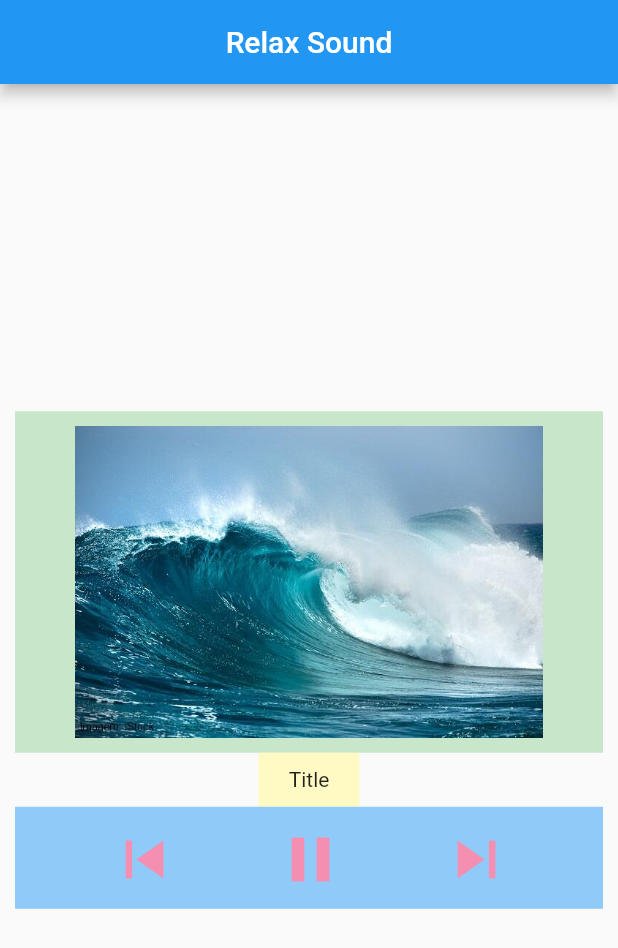
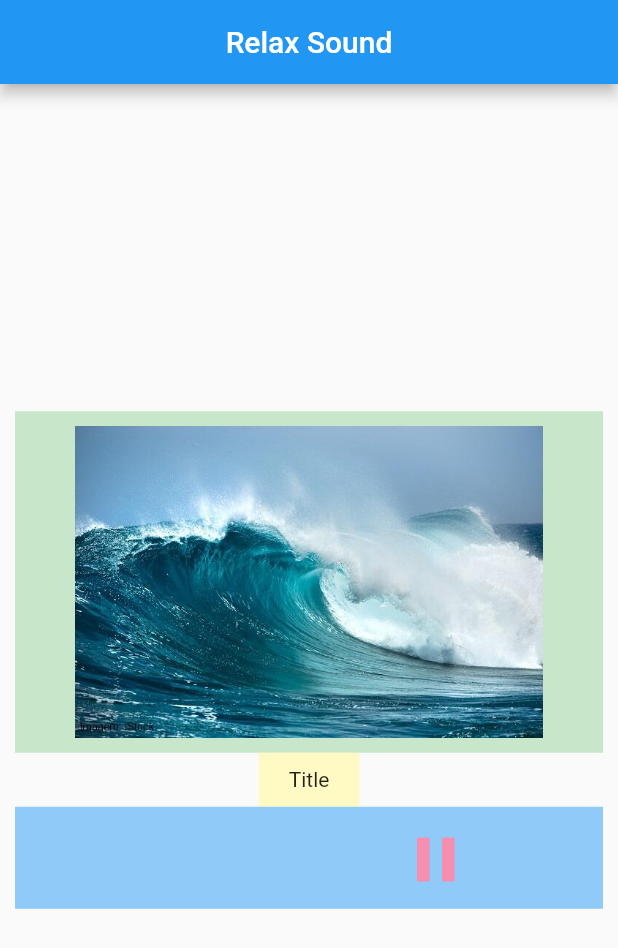
Before and after one commit to FilipePires17/Relax-Sounds, a Flutter app: the screen it shows after launch, after a tap on the "pause" icon, on a phone screen of 412 x 824 dp. Shown: the top 948 px of the screen. Run offline on Flutter 3.47's test engine with Material 2 defaults, Android fonts, the light colour scheme and no system bars; our stand-ins replace audioplayers.

Commit message:
agora vai

```diff
--- a/lib/BusinessLogicLayer/Resources/globalObjects.dart
+++ b/lib/BusinessLogicLayer/Resources/globalObjects.dart
@@ -1,4 +1,3 @@
 import '../Objects/Player.dart';
 
-class GlobalObjects{
-}
+class GlobalObjects {}
--- a/lib/ViewLayer/Widgets/PlayerWidget.dart
+++ b/lib/ViewLayer/Widgets/PlayerWidget.dart
@@ -1,23 +1,10 @@
 import 'package:flutter/material.dart';
 import 'package:flutter/cupertino.dart';
+import '../../BusinessLogicLayer/Objects/Player.dart';
 
-
-Widget aindanaoseionome(){
-  return Row(
-    mainAxisAlignment: MainAxisAlignment.spaceAround,
-    children: [
-      IconButton(
-        padding: EdgeInsets.all(0),
-        icon:Icon(
-          Icons.skip_previous,
-          color: Colors.pink[200],
-          size: 50.0,
-        ),
-        onPressed: () {
-          print("Skip previous");
-        },
-      ),
-      IconButton(
+Widget playButton() {
+  Player player = Player();
+  return IconButton(
     padding: EdgeInsets.all(0),
     icon: (true)
         ? Icon(
@@ -31,24 +18,34 @@ Widget aindanaoseionome(){
             size: 50.0,
           ),
     onPressed: () {
+      player.cache.play("chuva_audio3.wav");
     },
+  );
+}
+
+Widget timer() {
+  return IconButton(
+    icon: Icon(
+      Icons.watch_rounded,
+      size: 50,
     ),
-      IconButton(
-        padding: EdgeInsets.all(0),
-        icon: Icon(
-          Icons.skip_next,
-          color: Colors.pink[200],
-          size: 50.0,
+    onPressed: () {},
+  );
+}
+
+Widget controleDeReproducao() {
+  return Row(
+    mainAxisAlignment: MainAxisAlignment.spaceAround,
+    children: [
+      SizedBox(
+        width: 50,
       ),
-        onPressed: () {
-          print("skip next");
-        },
-      ),
+      playButton(),
     ],
   );
 }
 
-Widget content(){
+Widget content() {
   return Column(
     mainAxisAlignment: MainAxisAlignment.center,
     children: [
@@ -70,14 +67,14 @@ Widget content(){
         color: Colors.blue[200],
         child: Padding(
           padding: const EdgeInsets.fromLTRB(30, 10, 30, 10),
-          child: aindanaoseionome(),
+          child: controleDeReproducao(),
         ),
       )
     ],
   );
 }
 
-Widget body(){
+Widget body() {
   return Container(
     child: Padding(
       padding: const EdgeInsets.all(10),
--- a/pubspec.yaml
+++ b/pubspec.yaml
@@ -24,6 +24,8 @@ dependencies:
   flutter:
     sdk: flutter
 
+  audioplayers: ^0.17.3
+
 
   # The following adds the Cupertino Icons font to your application.
   # Use with the CupertinoIcons class for iOS style icons.
@@ -49,6 +51,7 @@ flutter:
   assets:
     - assets/image/
     - assets/json/
+    - assets/
 
   # An image asset can refer to one or more resolution-specific "variants", see
   # https://flutter.dev/assets-and-images/#resolution-aware.
```
Also changed, not shown: lib/BusinessLogicLayer/FunctionalRequirements/PlayerFR.dart (+5 -12 lines), lib/BusinessLogicLayer/Objects/Player.dart (+8 -25 lines), lib/ViewLayer/Widgets/HomeWidget.dart (+13 -16 lines), lib/main.dart (line endings or trailing spaces), pubspec.lock, 2 other files. Lines whose indentation alone changed are shown as unchanged.
